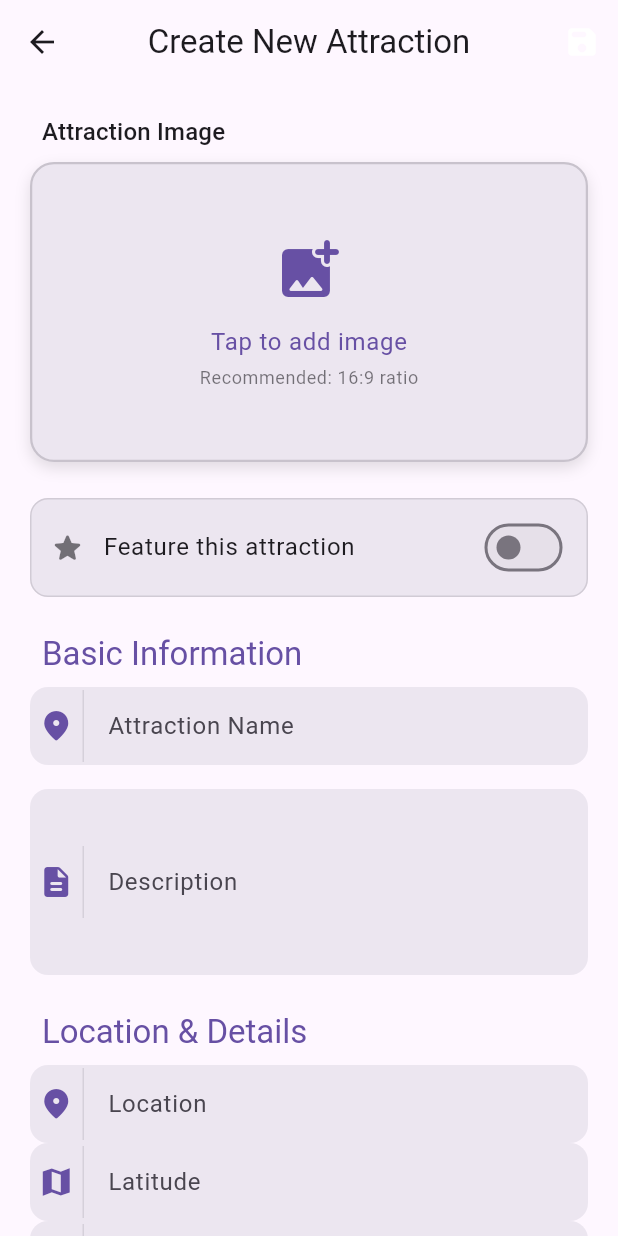
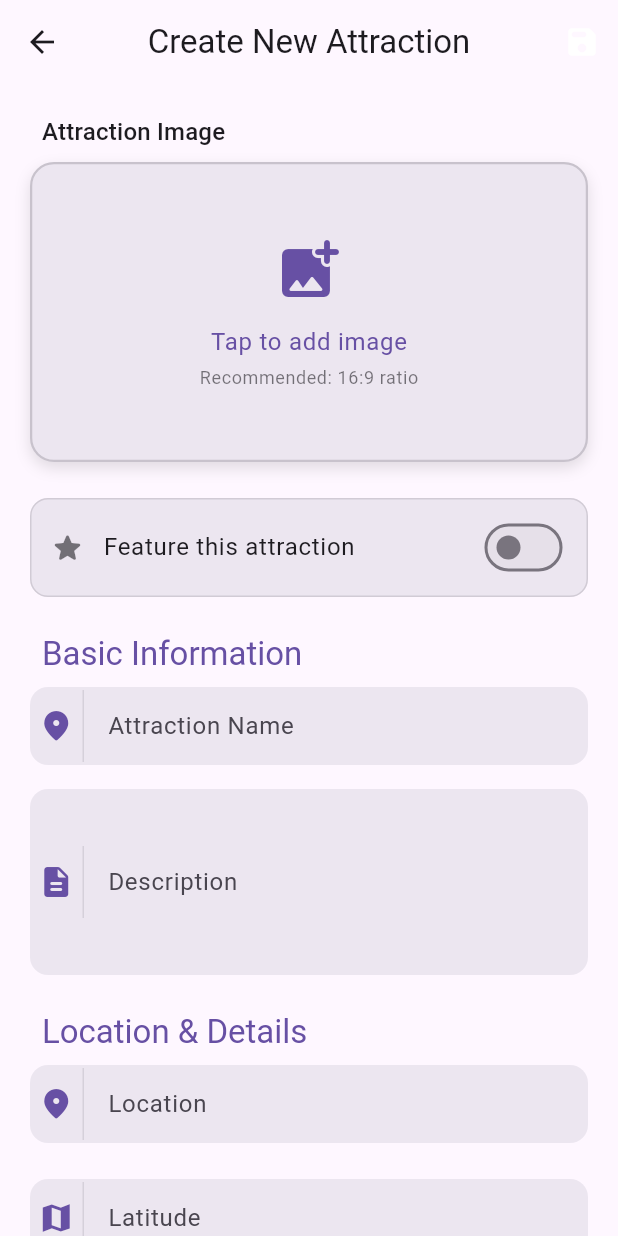
Before and after one commit to mazino-ux/CitiGuideApp, a Flutter app: the AddAttractionScreen screen opened directly with empty values, on a phone screen of 412 x 824 dp. Run offline on Flutter 3.47's test engine with Material 3 defaults, Android fonts, the phone set to English and light mode, and no system bars; our stand-ins replace cached_network_image, flutter_dotenv, flutter_map, flutter_rating_bar, flutter_screenutil, flutter_staggered_animations and 10 more; accounts and stored records are empty.

Commit message:
fix: update admin dashboard

```diff
--- a/lib/presentation/admin/screens/add_attraction_screen.dart
+++ b/lib/presentation/admin/screens/add_attraction_screen.dart
@@ -318,6 +318,7 @@ class _AddAttractionScreenState extends State<AddAttractionScreen> {
                 },
               ),
 
+              const SizedBox(height: 24),
               // Location Field
               _buildTextField(
                 controller: _latitudeController,
@@ -331,6 +332,7 @@ class _AddAttractionScreenState extends State<AddAttractionScreen> {
                   return null;
                 },
               ),
+              const SizedBox(height: 9),
               // Location Field
               _buildTextField(
                 controller: _longitudeController,
--- a/lib/presentation/admin/screens/edit_attraction_screen.dart
+++ b/lib/presentation/admin/screens/edit_attraction_screen.dart
@@ -60,9 +60,9 @@ class _EditAttractionScreenState extends State<EditAttractionScreen> {
         TextEditingController(text: widget.attraction['website']);
     _phoneController = TextEditingController(text: widget.attraction['phone']);
     _latitudeController =
-        TextEditingController(text: widget.attraction['latitude']);
+        TextEditingController(text: widget.attraction['latitude']?.toString());
     _longitudeController =
-        TextEditingController(text: widget.attraction['longitude']);
+        TextEditingController(text: widget.attraction['longitude']?.toString());
   }
 
   @override
@@ -316,6 +316,7 @@ class _EditAttractionScreenState extends State<EditAttractionScreen> {
                   return null;
                 },
               ),
+              const SizedBox(height: 16),
 
               // Location Field
               _buildTextField(
@@ -330,6 +331,7 @@ class _EditAttractionScreenState extends State<EditAttractionScreen> {
                   return null;
                 },
               ),
+              const SizedBox(height: 16),
               // Location Field
               _buildTextField(
                 controller: _longitudeController,
```
